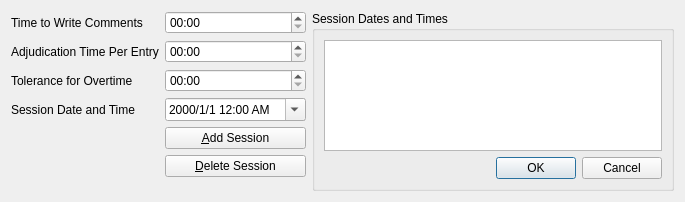
Before: the Qt Designer form Forms/ui_scheduleOptionsDialog.ui in diana134/afs, drawn with Qt 5.
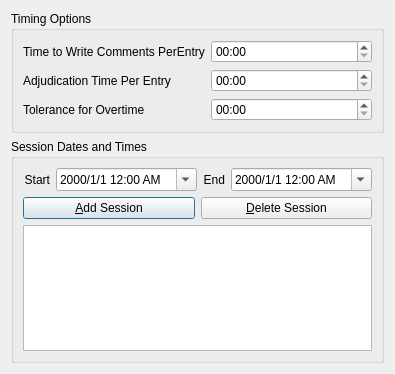
After: the same form once the commit is applied.

Commit message: A better design for the Schedule Options dialog, now with tooltips

```diff
--- a/Forms/ui_scheduleOptionsDialog.ui
+++ b/Forms/ui_scheduleOptionsDialog.ui
@@ -6,23 +6,27 @@
    <rect>
     <x>0</x>
     <y>0</y>
-    <width>685</width>
-    <height>202</height>
+    <width>390</width>
+    <height>374</height>
    </rect>
   </property>
   <property name="windowTitle">
    <string>Schedule Options</string>
   </property>
-  <layout class="QHBoxLayout" name="horizontalLayout">
+  <layout class="QVBoxLayout" name="verticalLayout_2">
    <item>
-    <layout class="QFormLayout" name="formLayout">
+    <widget class="QGroupBox" name="groupBox_2">
+     <property name="title">
+      <string>Timing Options</string>
+     </property>
+     <layout class="QFormLayout" name="formLayout_2">
      <property name="fieldGrowthPolicy">
       <enum>QFormLayout::AllNonFixedFieldsGrow</enum>
      </property>
      <item row="0" column="0">
       <widget class="QLabel" name="timeToWriteCommentsLabel">
        <property name="text">
-        <string>Time to Write Comments</string>
+         <string>Time to Write Comments PerEntry</string>
        </property>
       </widget>
      </item>
@@ -61,15 +65,29 @@
        </property>
       </widget>
      </item>
-     <item row="3" column="0">
-      <widget class="QLabel" name="sessionDateAndTimeLabel">
+     </layout>
+    </widget>
+   </item>
+   <item>
+    <widget class="QGroupBox" name="groupBox">
+     <property name="title">
+      <string>Session Dates and Times</string>
+     </property>
+     <layout class="QVBoxLayout" name="verticalLayout">
+      <item>
+       <layout class="QHBoxLayout" name="horizontalLayout_4">
+        <item>
+         <widget class="QLabel" name="label">
        <property name="text">
-        <string>Session Date and Time</string>
-       </property>
-      </widget>
-     </item>
-     <item row="3" column="1">
-      <widget class="QDateTimeEdit" name="sessionDateTimeEdit">
+           <string>Start</string>
+          </property>
+          <property name="alignment">
+           <set>Qt::AlignRight|Qt::AlignTrailing|Qt::AlignVCenter</set>
+          </property>
+         </widget>
+        </item>
+        <item>
+         <widget class="QDateTimeEdit" name="sessionStartDateTimeEdit">
        <property name="displayFormat">
         <string>yyyy/M/d h:mm AP</string>
        </property>
@@ -78,14 +96,38 @@
        </property>
       </widget>
      </item>
-     <item row="4" column="1">
+        <item>
+         <widget class="QLabel" name="label_2">
+          <property name="text">
+           <string>End</string>
+          </property>
+          <property name="alignment">
+           <set>Qt::AlignRight|Qt::AlignTrailing|Qt::AlignVCenter</set>
+          </property>
+         </widget>
+        </item>
+        <item>
+         <widget class="QDateTimeEdit" name="sessionEndDateTimeEdit">
+          <property name="displayFormat">
+           <string>yyyy/M/d h:mm AP</string>
+          </property>
+          <property name="calendarPopup">
+           <bool>true</bool>
+          </property>
+         </widget>
+        </item>
+       </layout>
+      </item>
+      <item>
+       <layout class="QHBoxLayout" name="horizontalLayout">
+        <item>
       <widget class="QPushButton" name="addSessionBtn">
        <property name="text">
         <string>&amp;Add Session</string>
        </property>
       </widget>
      </item>
-     <item row="5" column="1">
+        <item>
       <widget class="QPushButton" name="deleteSessionBtn">
        <property name="text">
         <string>&amp;Delete Session</string>
@@ -95,21 +137,8 @@
     </layout>
    </item>
    <item>
-    <widget class="QGroupBox" name="groupBox">
-     <property name="title">
-      <string>Session Dates and Times</string>
-     </property>
-     <layout class="QVBoxLayout" name="verticalLayout">
-      <item>
        <widget class="QListWidget" name="sessionListWidget"/>
       </item>
-      <item>
-       <widget class="QDialogButtonBox" name="buttonBox">
-        <property name="standardButtons">
-         <set>QDialogButtonBox::Cancel|QDialogButtonBox::Ok</set>
-        </property>
-       </widget>
-      </item>
      </layout>
     </widget>
    </item>
```
Left out of the diff: 9 changed lines with no effect on the pictures. Lines whose indentation alone changed are shown as unchanged. The commit also changes 1 other file.
